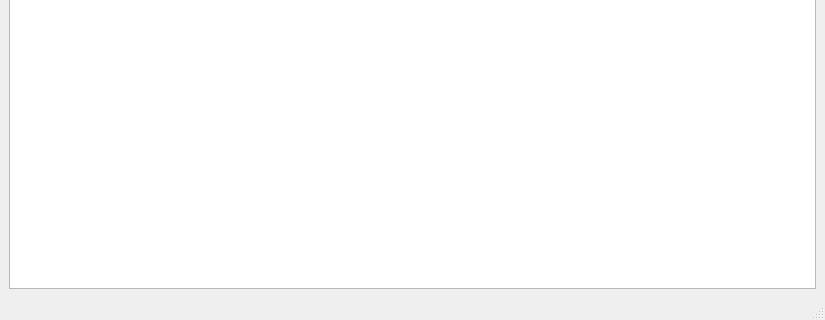
Above: Application/ui/mainwindow.ui from VladimirChotiy/sos_orders before the change; both pictures show x 0 to 825 and y 283 to 603 of the 825 by 603 pixel window. Below: the same form after it.
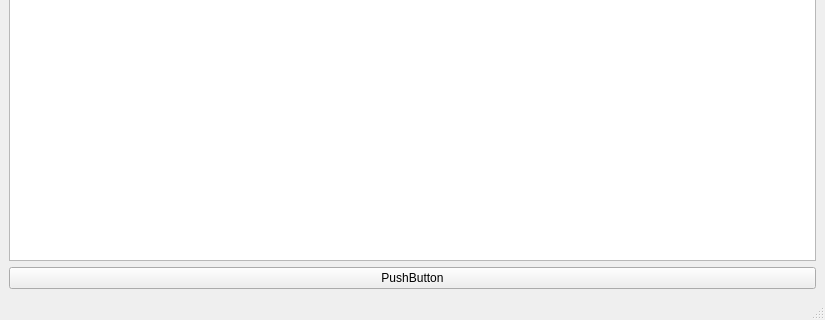
That is the form after the change. Icons and pictures are not drawn.

```diff
--- a/Application/ui/mainwindow.ui
+++ b/Application/ui/mainwindow.ui
@@ -51,7 +51,7 @@
        <bool>true</bool>
       </property>
       <attribute name="horizontalHeaderVisible">
-       <bool>true</bool>
+       <bool>false</bool>
       </attribute>
       <attribute name="horizontalHeaderCascadingSectionResizes">
        <bool>false</bool>
@@ -64,6 +64,13 @@
       </attribute>
      </widget>
     </item>
+    <item>
+     <widget class="QPushButton" name="pushButton">
+      <property name="text">
+       <string>PushButton</string>
+      </property>
+     </widget>
+    </item>
    </layout>
   </widget>
   <widget class="QMenuBar" name="menubar">
```
